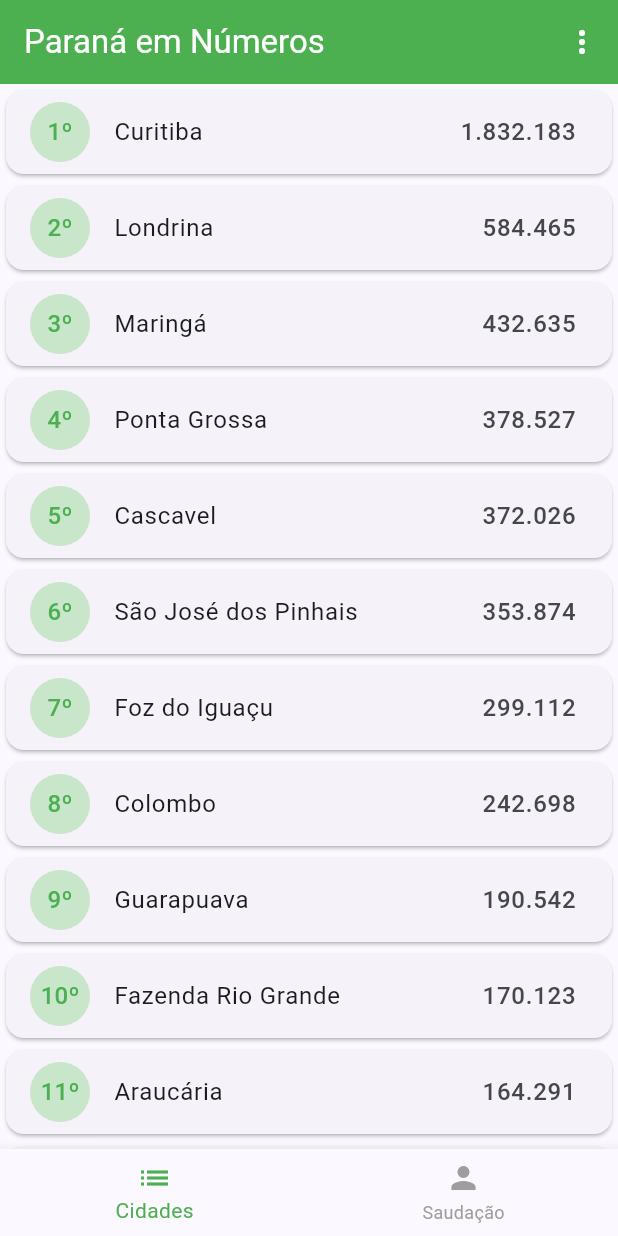
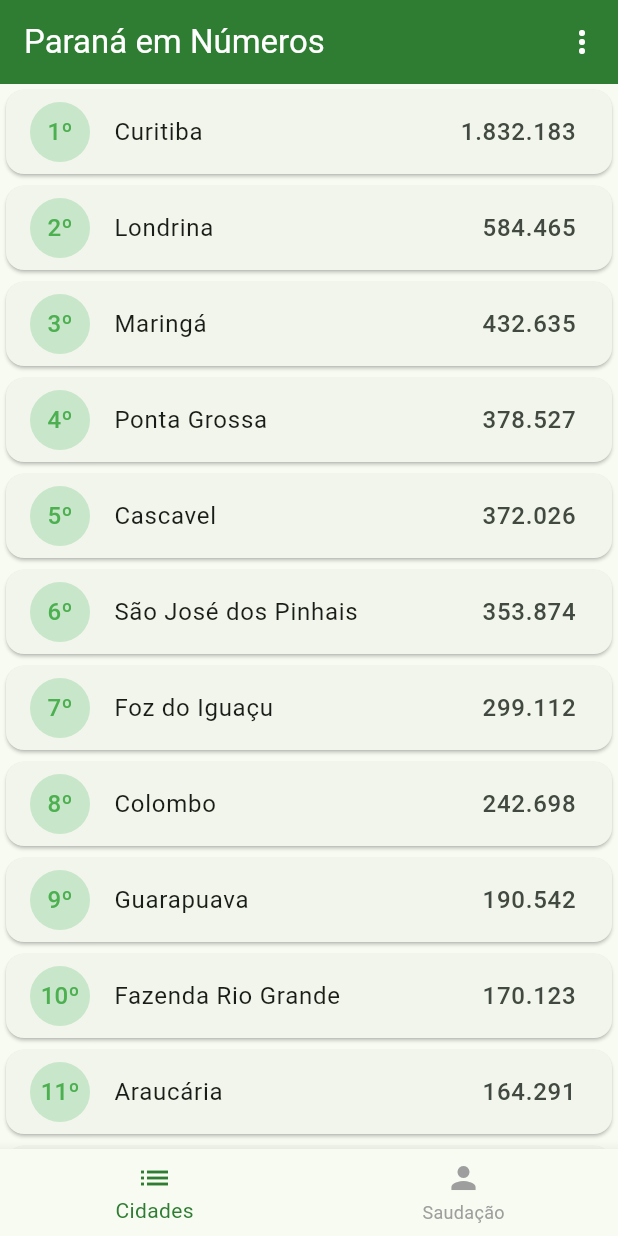
Before and after one commit to Leonardo-marques-moreira/apo_desenvolvimento_mobile, a Flutter app: the screen it shows after launch, on a phone screen of 412 x 824 dp. Run offline on Flutter 3.47's test engine with Material 3 defaults, Android fonts, the phone set to English and light mode, and no system bars.

Commit message:
style: padroniza cores do tema conforme o figma

```diff
--- a/lib/home_page.dart
+++ b/lib/home_page.dart
@@ -40,7 +40,7 @@ class _HomePageState extends State<HomePage> {
       body: _abas[_abaAtual],
       bottomNavigationBar: BottomNavigationBar(
         currentIndex: _abaAtual,
-        selectedItemColor: Colors.green,
+        selectedItemColor: Color(0xFF2E7D32),
         unselectedItemColor: Colors.grey,
         onTap: (indice) {
           setState(() {
--- a/lib/main.dart
+++ b/lib/main.dart
@@ -16,9 +16,9 @@ class MyApp extends StatelessWidget {
       title: 'APO Desenvolvimento Mobile',
       theme: ThemeData(
         useMaterial3: true,
-        colorScheme: ColorScheme.fromSeed(seedColor: Colors.indigo),
+        colorScheme: ColorScheme.fromSeed(seedColor: Color(0xFF2E7D32)),
         appBarTheme: AppBarTheme(
-          backgroundColor: Colors.green,
+          backgroundColor: Color(0xFF2E7D32),
           foregroundColor: Colors.white,
         ),
       ),
--- a/lib/splash_page.dart
+++ b/lib/splash_page.dart
@@ -28,7 +28,7 @@ class _SplashPageState extends State<SplashPage> {
   @override
   Widget build(BuildContext context) {
     return Scaffold(
-      backgroundColor: Colors.green,
+      backgroundColor: Color(0xFF2E7D32),
       body: Center(
         child: Container(
           width: 160,
@@ -40,7 +40,7 @@ class _SplashPageState extends State<SplashPage> {
           child: const Icon(
             Icons.location_on_outlined,
             size: 56,
-            color: Colors.green,
+            color: Color(0xFF2E7D32),
           ),
         ),
       ),
```
